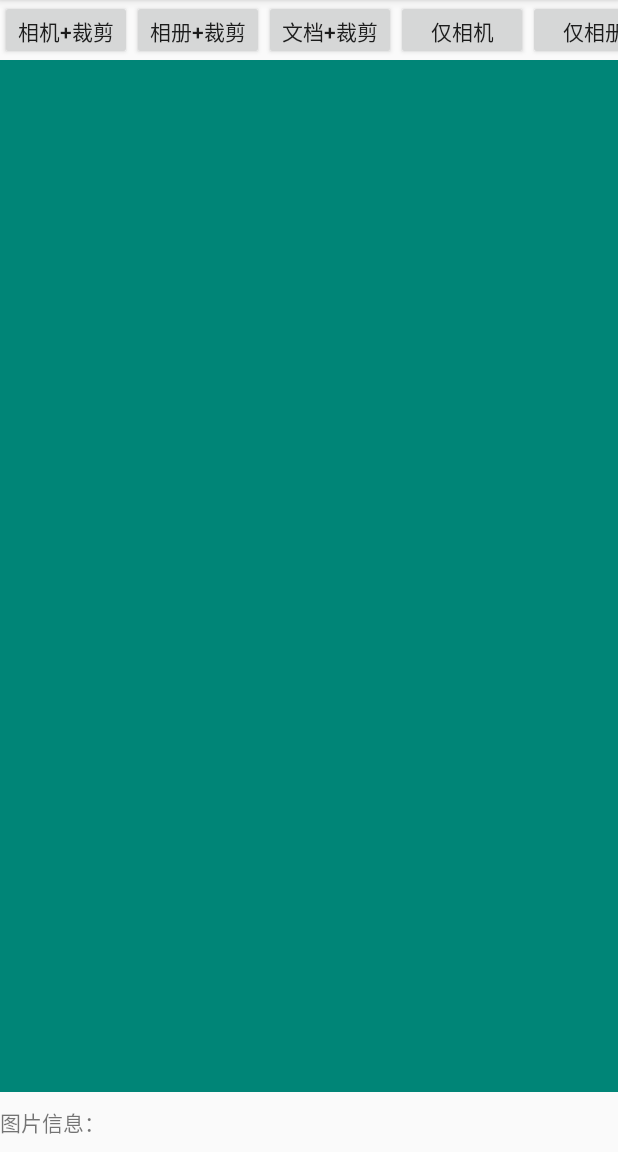
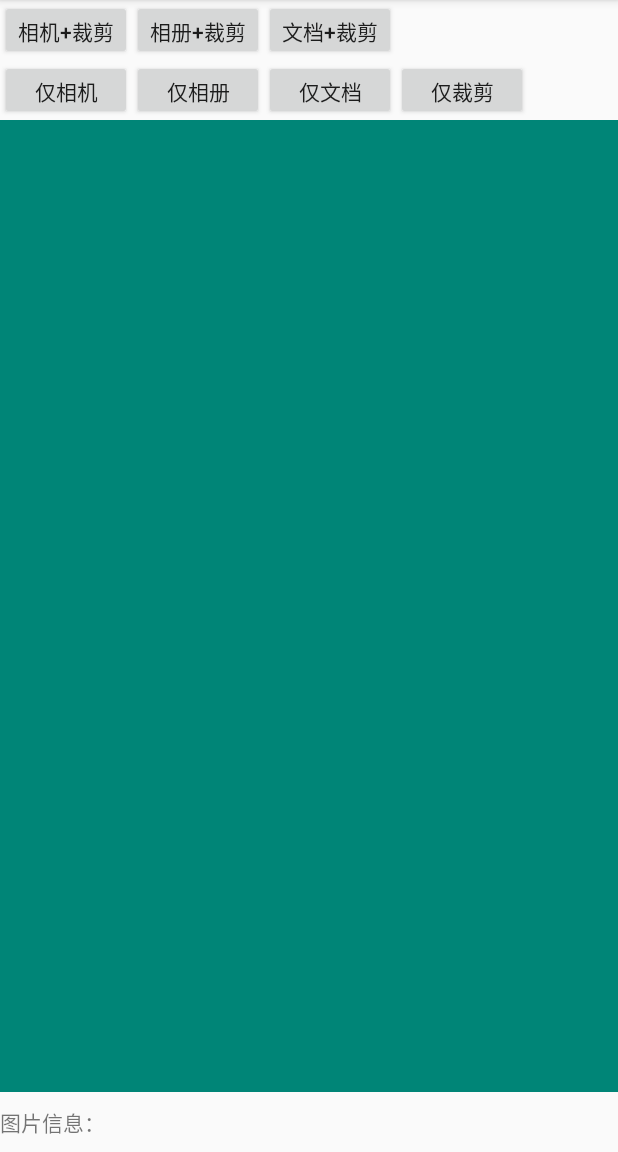
Before and after one commit to wurensen/ImagePicker, an Android app: the screen it shows after launch (MainActivity), on a phone screen of 412 x 824 dp, the part 84-1236 px from its top. Run offline under Robolectric (Android 15) with nearby library versions, the phone set to English and light mode, and no system bars.

Commit message:
【需求】修改demo界面按钮排列方式

```diff
--- a/app/src/main/res/layout/activity_main.xml
+++ b/app/src/main/res/layout/activity_main.xml
@@ -7,7 +7,6 @@
     tools:context=".MainActivity">
 
     <HorizontalScrollView
-        android:id="@+id/hsv"
         android:layout_width="wrap_content"
         android:layout_height="40dp">
 
@@ -32,6 +31,17 @@
                 android:layout_height="wrap_content"
                 android:onClick="clickDocumentCrop"
                 android:text="文档+裁剪" />
+
+        </LinearLayout>
+    </HorizontalScrollView>
+
+    <HorizontalScrollView
+        android:layout_width="wrap_content"
+        android:layout_height="40dp">
+
+        <LinearLayout
+            android:layout_width="wrap_content"
+            android:layout_height="match_parent">
 
             <Button
                 android:layout_width="wrap_content"
```
